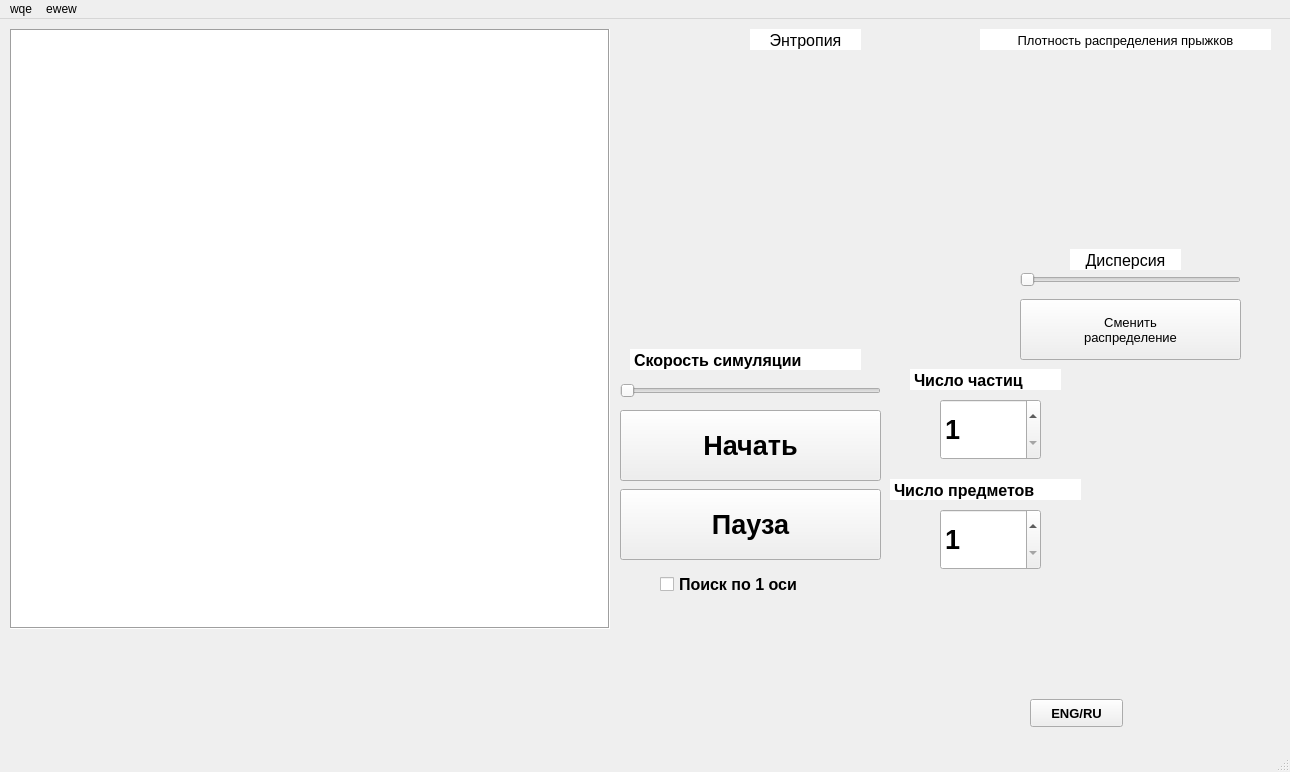
Qt form wdw.ui (NoferBeautiful/random-search-multiple-targets) before a commit.
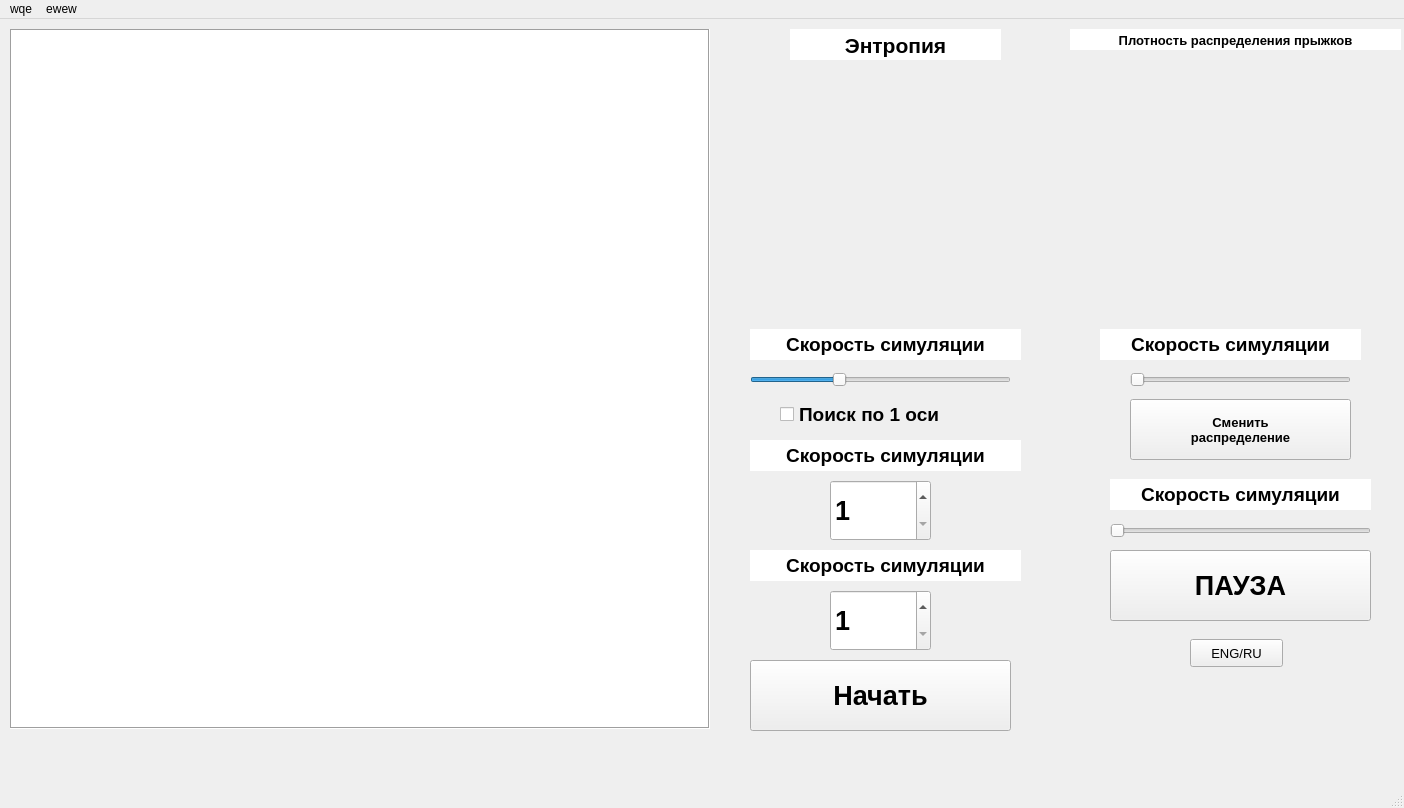
The same form after that commit.

The edit to the form file:
```diff
--- a/wdw.ui
+++ b/wdw.ui
@@ -6,8 +6,8 @@
    <rect>
     <x>0</x>
     <y>0</y>
-    <width>1290</width>
-    <height>772</height>
+    <width>1404</width>
+    <height>808</height>
    </rect>
   </property>
   <property name="windowTitle">
@@ -19,8 +19,8 @@
      <rect>
       <x>10</x>
       <y>10</y>
-      <width>600</width>
-      <height>600</height>
+      <width>700</width>
+      <height>700</height>
      </rect>
     </property>
     <property name="frameShape">
@@ -36,8 +36,8 @@
    <widget class="QPushButton" name="startButton">
     <property name="geometry">
      <rect>
-      <x>620</x>
-      <y>391</y>
+      <x>750</x>
+      <y>641</y>
       <width>261</width>
       <height>71</height>
      </rect>
@@ -57,8 +57,8 @@
    <widget class="QPushButton" name="pauseButton">
     <property name="geometry">
      <rect>
-      <x>620</x>
-      <y>470</y>
+      <x>1110</x>
+      <y>531</y>
       <width>261</width>
       <height>71</height>
      </rect>
@@ -71,7 +71,7 @@
      </font>
     </property>
     <property name="text">
-     <string>Пауза</string>
+     <string>ПАУЗА</string>
     </property>
     <property name="checkable">
      <bool>false</bool>
@@ -80,8 +80,8 @@
    <widget class="QSlider" name="speedSlider">
     <property name="geometry">
      <rect>
-      <x>620</x>
-      <y>361</y>
+      <x>1110</x>
+      <y>501</y>
       <width>261</width>
       <height>22</height>
      </rect>
@@ -105,10 +105,10 @@
    <widget class="QTextBrowser" name="textSliderSimSpeed">
     <property name="geometry">
      <rect>
-      <x>630</x>
-      <y>330</y>
-      <width>231</width>
-      <height>21</height>
+      <x>1110</x>
+      <y>460</y>
+      <width>261</width>
+      <height>31</height>
      </rect>
     </property>
     <property name="palette">
@@ -256,7 +256,7 @@
 &lt;html&gt;&lt;head&gt;&lt;meta name=&quot;qrichtext&quot; content=&quot;1&quot; /&gt;&lt;style type=&quot;text/css&quot;&gt;
 p, li { white-space: pre-wrap; }
 &lt;/style&gt;&lt;/head&gt;&lt;body style=&quot; font-family:'MS Shell Dlg 2'; font-size:12pt; font-weight:400; font-style:normal;&quot;&gt;
-&lt;p style=&quot; margin-top:0px; margin-bottom:0px; margin-left:0px; margin-right:0px; -qt-block-indent:0; text-indent:0px;&quot;&gt;&lt;span style=&quot; font-weight:600;&quot;&gt;Скорость симуляции&lt;/span&gt;&lt;/p&gt;&lt;/body&gt;&lt;/html&gt;</string>
+&lt;p align=&quot;center&quot; style=&quot; margin-top:0px; margin-bottom:0px; margin-left:0px; margin-right:0px; -qt-block-indent:0; text-indent:0px;&quot;&gt;&lt;span style=&quot; font-size:14pt; font-weight:600;&quot;&gt;Скорость симуляции&lt;/span&gt;&lt;/p&gt;&lt;/body&gt;&lt;/html&gt;</string>
     </property>
     <property name="textInteractionFlags">
      <set>Qt::NoTextInteraction</set>
@@ -265,15 +265,15 @@
    <widget class="QCheckBox" name="checkBoxSearchSimple">
     <property name="geometry">
      <rect>
-      <x>660</x>
-      <y>550</y>
-      <width>191</width>
+      <x>780</x>
+      <y>380</y>
+      <width>261</width>
       <height>31</height>
      </rect>
     </property>
     <property name="font">
      <font>
-      <pointsize>12</pointsize>
+      <pointsize>14</pointsize>
       <weight>75</weight>
       <bold>true</bold>
      </font>
@@ -285,8 +285,8 @@
    <widget class="QSpinBox" name="spinBoxAgentsCount">
     <property name="geometry">
      <rect>
-      <x>940</x>
-      <y>380</y>
+      <x>830</x>
+      <y>461</y>
       <width>101</width>
       <height>61</height>
      </rect>
@@ -308,8 +308,8 @@
    <widget class="QSpinBox" name="spinBoxTargetsCount">
     <property name="geometry">
      <rect>
-      <x>940</x>
-      <y>490</y>
+      <x>830</x>
+      <y>571</y>
       <width>101</width>
       <height>61</height>
      </rect>
@@ -331,8 +331,8 @@
    <widget class="QWidget" name="widgetPlotEntropy" native="true">
     <property name="geometry">
      <rect>
-      <x>620</x>
-      <y>30</y>
+      <x>710</x>
+      <y>41</y>
       <width>361</width>
       <height>271</height>
      </rect>
@@ -341,10 +341,10 @@
    <widget class="QTextBrowser" name="textSliderParticlesNumber">
     <property name="geometry">
      <rect>
-      <x>910</x>
-      <y>350</y>
-      <width>151</width>
-      <height>21</height>
+      <x>750</x>
+      <y>421</y>
+      <width>271</width>
+      <height>31</height>
      </rect>
     </property>
     <property name="palette">
@@ -492,7 +492,7 @@
 &lt;html&gt;&lt;head&gt;&lt;meta name=&quot;qrichtext&quot; content=&quot;1&quot; /&gt;&lt;style type=&quot;text/css&quot;&gt;
 p, li { white-space: pre-wrap; }
 &lt;/style&gt;&lt;/head&gt;&lt;body style=&quot; font-family:'MS Shell Dlg 2'; font-size:12pt; font-weight:400; font-style:normal;&quot;&gt;
-&lt;p style=&quot; margin-top:0px; margin-bottom:0px; margin-left:0px; margin-right:0px; -qt-block-indent:0; text-indent:0px;&quot;&gt;&lt;span style=&quot; font-weight:600;&quot;&gt;Число частиц&lt;/span&gt;&lt;/p&gt;&lt;/body&gt;&lt;/html&gt;</string>
+&lt;p align=&quot;center&quot; style=&quot; margin-top:0px; margin-bottom:0px; margin-left:0px; margin-right:0px; -qt-block-indent:0; text-indent:0px;&quot;&gt;&lt;span style=&quot; font-size:14pt; font-weight:600;&quot;&gt;Скорость симуляции&lt;/span&gt;&lt;/p&gt;&lt;/body&gt;&lt;/html&gt;</string>
     </property>
     <property name="textInteractionFlags">
      <set>Qt::NoTextInteraction</set>
@@ -501,10 +501,10 @@
    <widget class="QTextBrowser" name="textSliderItemsNumber">
     <property name="geometry">
      <rect>
-      <x>890</x>
-      <y>460</y>
-      <width>191</width>
-      <height>21</height>
+      <x>750</x>
+      <y>531</y>
+      <width>271</width>
+      <height>31</height>
      </rect>
     </property>
     <property name="palette">
@@ -652,7 +652,7 @@
 &lt;html&gt;&lt;head&gt;&lt;meta name=&quot;qrichtext&quot; content=&quot;1&quot; /&gt;&lt;style type=&quot;text/css&quot;&gt;
 p, li { white-space: pre-wrap; }
 &lt;/style&gt;&lt;/head&gt;&lt;body style=&quot; font-family:'MS Shell Dlg 2'; font-size:12pt; font-weight:400; font-style:normal;&quot;&gt;
-&lt;p style=&quot; margin-top:0px; margin-bottom:0px; margin-left:0px; margin-right:0px; -qt-block-indent:0; text-indent:0px;&quot;&gt;&lt;span style=&quot; font-weight:600;&quot;&gt;Число предметов&lt;/span&gt;&lt;/p&gt;&lt;/body&gt;&lt;/html&gt;</string>
+&lt;p align=&quot;center&quot; style=&quot; margin-top:0px; margin-bottom:0px; margin-left:0px; margin-right:0px; -qt-block-indent:0; text-indent:0px;&quot;&gt;&lt;span style=&quot; font-size:14pt; font-weight:600;&quot;&gt;Скорость симуляции&lt;/span&gt;&lt;/p&gt;&lt;/body&gt;&lt;/html&gt;</string>
     </property>
     <property name="textInteractionFlags">
      <set>Qt::NoTextInteraction</set>
@@ -661,8 +661,8 @@
    <widget class="QPushButton" name="locButton">
     <property name="geometry">
      <rect>
-      <x>1030</x>
-      <y>680</y>
+      <x>1190</x>
+      <y>620</y>
       <width>93</width>
       <height>28</height>
      </rect>
@@ -670,8 +670,8 @@
     <property name="font">
      <font>
       <pointsize>10</pointsize>
-      <weight>75</weight>
-      <bold>true</bold>
+      <weight>50</weight>
+      <bold>false</bold>
      </font>
     </property>
     <property name="text">
@@ -681,18 +681,18 @@
    <widget class="QWidget" name="widgetPlotDistribution" native="true">
     <property name="geometry">
      <rect>
-      <x>970</x>
-      <y>30</y>
-      <width>301</width>
-      <height>191</height>
+      <x>1060</x>
+      <y>41</y>
+      <width>321</width>
+      <height>211</height>
      </rect>
     </property>
    </widget>
    <widget class="QPushButton" name="distributionButton">
     <property name="geometry">
      <rect>
-      <x>1020</x>
-      <y>280</y>
+      <x>1130</x>
+      <y>380</y>
       <width>221</width>
       <height>61</height>
      </rect>
@@ -700,6 +700,8 @@
     <property name="font">
      <font>
       <pointsize>10</pointsize>
+      <weight>75</weight>
+      <bold>true</bold>
       <strikeout>false</strikeout>
      </font>
     </property>
@@ -711,8 +713,8 @@
    <widget class="QSlider" name="varianceSlider">
     <property name="geometry">
      <rect>
-      <x>1020</x>
-      <y>250</y>
+      <x>1130</x>
+      <y>350</y>
       <width>221</width>
       <height>22</height>
      </rect>
@@ -742,10 +744,10 @@
    <widget class="QTextBrowser" name="textSliderVariance">
     <property name="geometry">
      <rect>
-      <x>1070</x>
-      <y>230</y>
-      <width>111</width>
-      <height>21</height>
+      <x>1100</x>
+      <y>310</y>
+      <width>261</width>
+      <height>31</height>
      </rect>
     </property>
     <property name="palette">
@@ -893,7 +895,7 @@
 &lt;html&gt;&lt;head&gt;&lt;meta name=&quot;qrichtext&quot; content=&quot;1&quot; /&gt;&lt;style type=&quot;text/css&quot;&gt;
 p, li { white-space: pre-wrap; }
 &lt;/style&gt;&lt;/head&gt;&lt;body style=&quot; font-family:'MS Shell Dlg 2'; font-size:12pt; font-weight:400; font-style:normal;&quot;&gt;
-&lt;p align=&quot;center&quot; style=&quot; margin-top:0px; margin-bottom:0px; margin-left:0px; margin-right:0px; -qt-block-indent:0; text-indent:0px;&quot;&gt;Дисперсия&lt;/p&gt;&lt;/body&gt;&lt;/html&gt;</string>
+&lt;p align=&quot;center&quot; style=&quot; margin-top:0px; margin-bottom:0px; margin-left:0px; margin-right:0px; -qt-block-indent:0; text-indent:0px;&quot;&gt;&lt;span style=&quot; font-size:14pt; font-weight:600;&quot;&gt;Скорость симуляции&lt;/span&gt;&lt;/p&gt;&lt;/body&gt;&lt;/html&gt;</string>
     </property>
     <property name="textInteractionFlags">
      <set>Qt::NoTextInteraction</set>
@@ -902,10 +904,10 @@
    <widget class="QTextBrowser" name="textSliderEntropy">
     <property name="geometry">
      <rect>
-      <x>750</x>
+      <x>790</x>
       <y>10</y>
-      <width>111</width>
-      <height>21</height>
+      <width>211</width>
+      <height>31</height>
      </rect>
     </property>
     <property name="palette">
@@ -1053,7 +1055,7 @@
 &lt;html&gt;&lt;head&gt;&lt;meta name=&quot;qrichtext&quot; content=&quot;1&quot; /&gt;&lt;style type=&quot;text/css&quot;&gt;
 p, li { white-space: pre-wrap; }
 &lt;/style&gt;&lt;/head&gt;&lt;body style=&quot; font-family:'MS Shell Dlg 2'; font-size:12pt; font-weight:400; font-style:normal;&quot;&gt;
-&lt;p align=&quot;center&quot; style=&quot; margin-top:0px; margin-bottom:0px; margin-left:0px; margin-right:0px; -qt-block-indent:0; text-indent:0px;&quot;&gt;Энтропия&lt;/p&gt;&lt;/body&gt;&lt;/html&gt;</string>
+&lt;p align=&quot;center&quot; style=&quot; margin-top:0px; margin-bottom:0px; margin-left:0px; margin-right:0px; -qt-block-indent:0; text-indent:0px;&quot;&gt;&lt;span style=&quot; font-size:16pt; font-weight:600;&quot;&gt;Энтропия&lt;/span&gt;&lt;/p&gt;&lt;/body&gt;&lt;/html&gt;</string>
     </property>
     <property name="textInteractionFlags">
      <set>Qt::NoTextInteraction</set>
@@ -1062,9 +1064,9 @@
    <widget class="QTextBrowser" name="textSliderDistribution">
     <property name="geometry">
      <rect>
-      <x>980</x>
+      <x>1070</x>
       <y>10</y>
-      <width>291</width>
+      <width>331</width>
       <height>21</height>
      </rect>
     </property>
@@ -1213,7 +1215,201 @@
 &lt;html&gt;&lt;head&gt;&lt;meta name=&quot;qrichtext&quot; content=&quot;1&quot; /&gt;&lt;style type=&quot;text/css&quot;&gt;
 p, li { white-space: pre-wrap; }
 &lt;/style&gt;&lt;/head&gt;&lt;body style=&quot; font-family:'MS Shell Dlg 2'; font-size:12pt; font-weight:400; font-style:normal;&quot;&gt;
-&lt;p align=&quot;center&quot; style=&quot; margin-top:0px; margin-bottom:0px; margin-left:0px; margin-right:0px; -qt-block-indent:0; text-indent:0px;&quot;&gt;&lt;span style=&quot; font-size:10pt;&quot;&gt;Плотность распределения прыжков&lt;/span&gt;&lt;/p&gt;&lt;/body&gt;&lt;/html&gt;</string>
+&lt;p align=&quot;center&quot; style=&quot; margin-top:0px; margin-bottom:0px; margin-left:0px; margin-right:0px; -qt-block-indent:0; text-indent:0px;&quot;&gt;&lt;span style=&quot; font-size:10pt; font-weight:600;&quot;&gt;Плотность распределения прыжков&lt;/span&gt;&lt;/p&gt;&lt;/body&gt;&lt;/html&gt;</string>
+    </property>
+    <property name="textInteractionFlags">
+     <set>Qt::NoTextInteraction</set>
+    </property>
+   </widget>
+   <widget class="QSlider" name="sizeSlider">
+    <property name="geometry">
+     <rect>
+      <x>750</x>
+      <y>350</y>
+      <width>261</width>
+      <height>22</height>
+     </rect>
+    </property>
+    <property name="minimum">
+     <number>25</number>
+    </property>
+    <property name="maximum">
+     <number>100</number>
+    </property>
+    <property name="singleStep">
+     <number>5</number>
+    </property>
+    <property name="pageStep">
+     <number>5</number>
+    </property>
+    <property name="value">
+     <number>50</number>
+    </property>
+    <property name="orientation">
+     <enum>Qt::Horizontal</enum>
+    </property>
+    <property name="tickPosition">
+     <enum>QSlider::NoTicks</enum>
+    </property>
+    <property name="tickInterval">
+     <number>0</number>
+    </property>
+   </widget>
+   <widget class="QTextBrowser" name="textSliderSize">
+    <property name="geometry">
+     <rect>
+      <x>750</x>
+      <y>310</y>
+      <width>271</width>
+      <height>31</height>
+     </rect>
+    </property>
+    <property name="palette">
+     <palette>
+      <active>
+       <colorrole role="Button">
+        <brush brushstyle="SolidPattern">
+         <color alpha="255">
+          <red>255</red>
+          <green>255</green>
+          <blue>255</blue>
+         </color>
+        </brush>
+       </colorrole>
+       <colorrole role="Midlight">
+        <brush brushstyle="SolidPattern">
+         <color alpha="255">
+          <red>255</red>
+          <green>255</green>
+          <blue>255</blue>
+         </color>
+        </brush>
+       </colorrole>
+       <colorrole role="Base">
+        <brush brushstyle="SolidPattern">
+         <color alpha="255">
+          <red>255</red>
+          <green>255</green>
+          <blue>255</blue>
+         </color>
+        </brush>
+       </colorrole>
+       <colorrole role="Window">
+        <brush brushstyle="SolidPattern">
+         <color alpha="255">
+          <red>255</red>
+          <green>255</green>
+          <blue>255</blue>
+         </color>
+        </brush>
+       </colorrole>
+      </active>
+      <inactive>
+       <colorrole role="Button">
+        <brush brushstyle="SolidPattern">
+         <color alpha="255">
+          <red>255</red>
+          <green>255</green>
+          <blue>255</blue>
+         </color>
+        </brush>
+       </colorrole>
+       <colorrole role="Midlight">
+        <brush brushstyle="SolidPattern">
+         <color alpha="255">
+          <red>255</red>
+          <green>255</green>
+          <blue>255</blue>
+         </color>
+        </brush>
+       </colorrole>
+       <colorrole role="Base">
+        <brush brushstyle="SolidPattern">
+         <color alpha="255">
+          <red>255</red>
+          <green>255</green>
+          <blue>255</blue>
+         </color>
+        </brush>
+       </colorrole>
+       <colorrole role="Window">
+        <brush brushstyle="SolidPattern">
+         <color alpha="255">
+          <red>255</red>
+          <green>255</green>
+          <blue>255</blue>
+         </color>
+        </brush>
+       </colorrole>
+      </inactive>
+      <disabled>
+       <colorrole role="Button">
+        <brush brushstyle="SolidPattern">
+         <color alpha="255">
+          <red>255</red>
+          <green>255</green>
+          <blue>255</blue>
+         </color>
+        </brush>
+       </colorrole>
+       <colorrole role="Midlight">
+        <brush brushstyle="SolidPattern">
+         <color alpha="255">
+          <red>255</red>
+          <green>255</green>
+          <blue>255</blue>
+         </color>
+        </brush>
+       </colorrole>
+       <colorrole role="Base">
+        <brush brushstyle="SolidPattern">
+         <color alpha="255">
+          <red>255</red>
+          <green>255</green>
+          <blue>255</blue>
+         </color>
+        </brush>
+       </colorrole>
+       <colorrole role="Window">
+        <brush brushstyle="SolidPattern">
+         <color alpha="255">
+          <red>255</red>
+          <green>255</green>
+          <blue>255</blue>
+         </color>
+        </brush>
+       </colorrole>
+      </disabled>
+     </palette>
+    </property>
+    <property name="font">
+     <font>
+      <pointsize>12</pointsize>
+      <weight>50</weight>
+      <bold>false</bold>
+     </font>
+    </property>
+    <property name="autoFillBackground">
+     <bool>false</bool>
+    </property>
+    <property name="frameShape">
+     <enum>QFrame::NoFrame</enum>
+    </property>
+    <property name="frameShadow">
+     <enum>QFrame::Sunken</enum>
+    </property>
+    <property name="verticalScrollBarPolicy">
+     <enum>Qt::ScrollBarAlwaysOff</enum>
+    </property>
+    <property name="horizontalScrollBarPolicy">
+     <enum>Qt::ScrollBarAlwaysOff</enum>
+    </property>
+    <property name="html">
+     <string>&lt;!DOCTYPE HTML PUBLIC &quot;-//W3C//DTD HTML 4.0//EN&quot; &quot;http://www.w3.org/TR/REC-html40/strict.dtd&quot;&gt;
+&lt;html&gt;&lt;head&gt;&lt;meta name=&quot;qrichtext&quot; content=&quot;1&quot; /&gt;&lt;style type=&quot;text/css&quot;&gt;
+p, li { white-space: pre-wrap; }
+&lt;/style&gt;&lt;/head&gt;&lt;body style=&quot; font-family:'MS Shell Dlg 2'; font-size:12pt; font-weight:400; font-style:normal;&quot;&gt;
+&lt;p align=&quot;center&quot; style=&quot; margin-top:0px; margin-bottom:0px; margin-left:0px; margin-right:0px; -qt-block-indent:0; text-indent:0px;&quot;&gt;&lt;span style=&quot; font-size:14pt; font-weight:600;&quot;&gt;Скорость симуляции&lt;/span&gt;&lt;/p&gt;&lt;/body&gt;&lt;/html&gt;</string>
     </property>
     <property name="textInteractionFlags">
      <set>Qt::NoTextInteraction</set>
@@ -1225,7 +1421,7 @@
     <rect>
      <x>0</x>
      <y>0</y>
-     <width>1290</width>
+     <width>1404</width>
      <height>26</height>
     </rect>
    </property>
```
